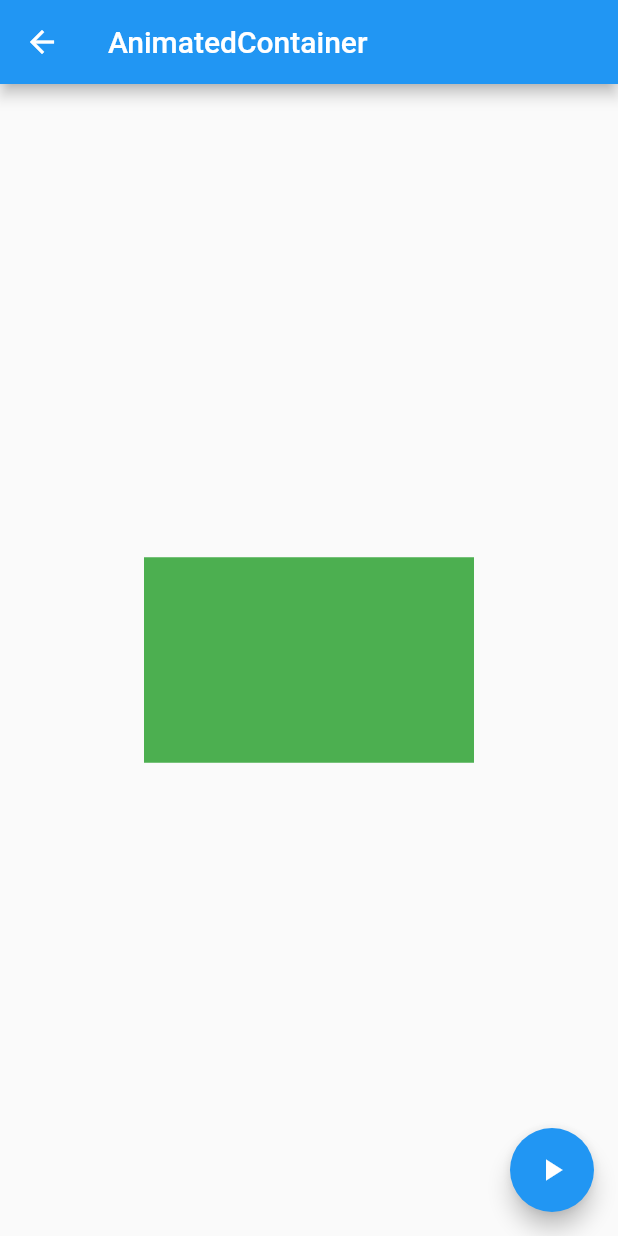
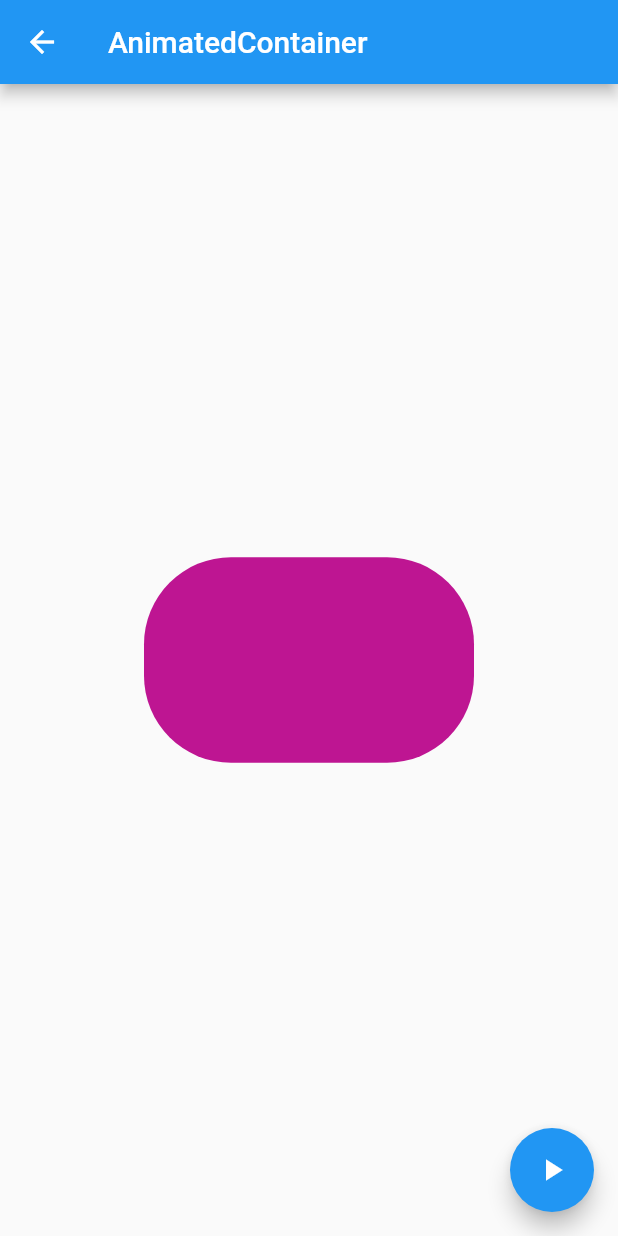
Before and after one commit to jiyeonjoy/flutter_middle_class, a Flutter app: the MyAnimatedContainer screen opened directly, after a tap on the "play arrow" icon, on a phone screen of 412 x 824 dp. Run offline on Flutter 3.47's test engine with Material 2 defaults, Android fonts, the phone set to English and light mode, and no system bars.

Commit message:
AnimatedContainer 완성!

```diff
--- a/lib/my_animated_container.dart
+++ b/lib/my_animated_container.dart
@@ -8,8 +8,12 @@ class MyAnimatedContainer extends StatefulWidget {
 }
 
 class _MyAnimatedContainerState extends State<MyAnimatedContainer> {
+
   double _width = 50;
   double _height = 50;
+  Color _color = Colors.green;
+  BorderRadius _borderRadius = BorderRadius.circular(8);
+
   @override
   Widget build(BuildContext context) {
     return Scaffold(
@@ -20,8 +24,16 @@ class _MyAnimatedContainerState extends State<MyAnimatedContainer> {
         child: AnimatedContainer(
             width: _width,
             height: _height,
-            color: Colors.green,
-            duration: Duration(seconds: 1)),
+            // color 무조건 BoxDecoration 안에 넣어줘야됨!!
+            decoration: BoxDecoration(
+                color: _color,
+                // 가장자리 곡선 정의
+                borderRadius: _borderRadius
+            ),
+            duration: Duration(seconds: 1),
+            // 스피드감 추가 다양한기능 도전해 보길!!
+            curve: Curves.fastOutSlowIn,
+        ),
       ),
       floatingActionButton: FloatingActionButton(
         onPressed: () {
@@ -29,6 +41,9 @@ class _MyAnimatedContainerState extends State<MyAnimatedContainer> {
             final random = Random();
             _width = random.nextInt(300).toDouble();
             _height = random.nextInt(300).toDouble();
+            _color = Color.fromRGBO(
+                random.nextInt(256), random.nextInt(256), random.nextInt(256), 1);
+            _borderRadius = BorderRadius.circular(random.nextInt(100).toDouble());
           });
         },
         child: Icon(Icons.play_arrow),
```
